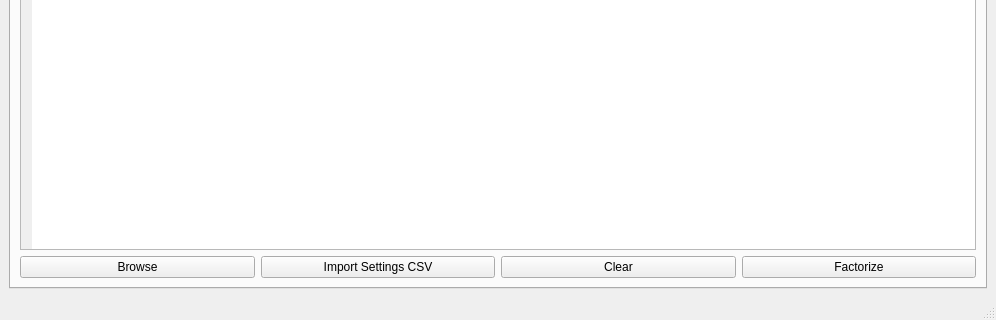
Jack-McKew/Air-Quality-Toolkit, file PyQt/AirQualityToolkit.ui: the form before one commit; both pictures show x 0 to 996 and y 253 to 573 of the 996 by 573 pixel window.
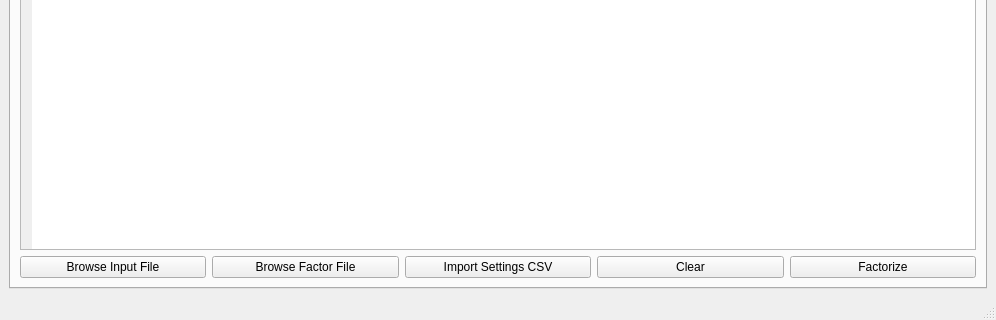
The form after the commit. The open tabs and pages were chosen to show the change.

What changed in the file:
```diff
--- a/PyQt/AirQualityToolkit.ui
+++ b/PyQt/AirQualityToolkit.ui
@@ -419,21 +419,21 @@
           <property name="sizeConstraint">
            <enum>QLayout::SetFixedSize</enum>
           </property>
-          <item row="0" column="1">
+          <item row="0" column="2">
            <widget class="QPushButton" name="Factorizer_Import">
             <property name="text">
              <string>Import Settings CSV</string>
             </property>
            </widget>
           </item>
-          <item row="0" column="2">
+          <item row="0" column="3">
            <widget class="QPushButton" name="Factorizer_Clear">
             <property name="text">
              <string>Clear</string>
             </property>
            </widget>
           </item>
-          <item row="0" column="3">
+          <item row="0" column="4">
            <widget class="QPushButton" name="Factorizer_Run">
             <property name="text">
              <string>Factorize</string>
@@ -443,7 +443,14 @@
           <item row="0" column="0">
            <widget class="QPushButton" name="Factorizer_Browse">
             <property name="text">
-             <string>Browse</string>
+             <string>Browse Input File</string>
+            </property>
+           </widget>
+          </item>
+          <item row="0" column="1">
+           <widget class="QPushButton" name="Factorizer_Browse_Factor">
+            <property name="text">
+             <string>Browse Factor File</string>
             </property>
            </widget>
           </item>
```
Left out of the diff: 4 changed lines with no effect on the pictures.
